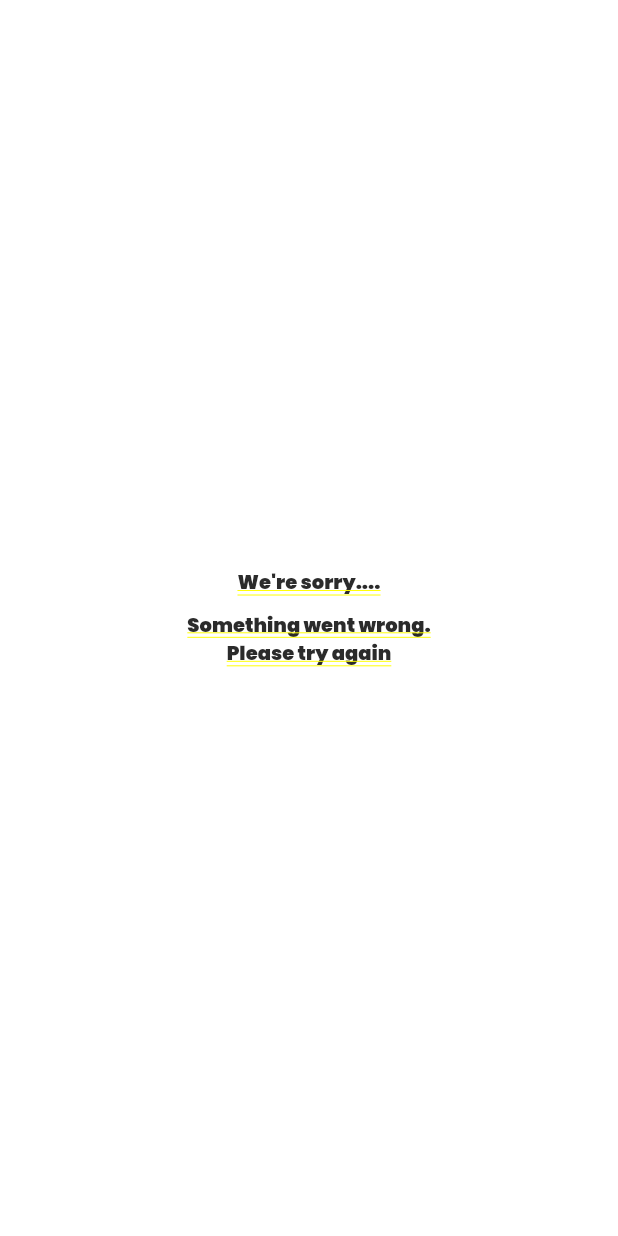
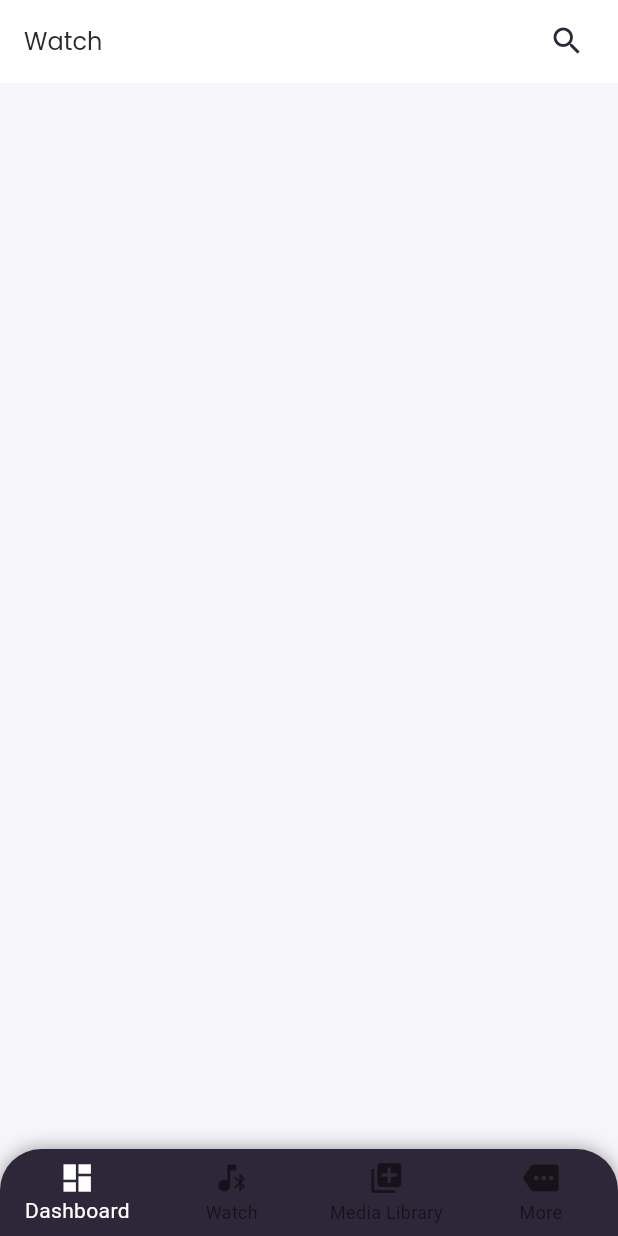
Before and after one commit to msamoeed/TMdb, a Flutter app: the screen it shows after launch, on a phone screen of 412 x 824 dp. Run offline on Flutter 3.47's test engine with Material 3 defaults, Android fonts, the phone set to English and light mode, and no system bars; our stand-ins replace animated_theme_switcher, another_flushbar, clock, dio, equatable, flutter_custom_clippers and 14 more; missing offline and left inert: awesome_dio_interceptor, clip_shadowx, dio_cache_interceptor, dio_cache_interceptor_hive_store, sentry_dio; accounts and stored records are empty; generated files the repository leaves out were written again; project files that could hold a hidden picture were left out.

Commit message:
search functionality added
1. UI modified to add size changes.
2. added animatedSwitcher to transaction between various states

```diff
--- a/lib/main.dart
+++ b/lib/main.dart
@@ -4,7 +4,8 @@ import 'package:flutter/material.dart';
 import 'package:flutter_localizations/flutter_localizations.dart';
 import 'package:flutter_riverpod/flutter_riverpod.dart';
 import 'package:flutter_screenutil/flutter_screenutil.dart';
-import 'package:flutterapp/views/error_screen/error_screen_view.dart';
+import 'package:flutterapp/views/bottom_bar/bottom_bar_view.dart';
+import 'package:flutterapp/views/movie_screen/movie_screen_view.dart';
 import 'package:get_storage/get_storage.dart';
 import 'package:stacked_services/stacked_services.dart';
 import 'boot_loader.dart';
@@ -52,6 +53,8 @@ class _MyAppState extends State<MyApp> {
         builder: (_, theme) {
           return ScreenUtilInit(
             designSize: Size(414, 896),
+               splitScreenMode: true,
+                 minTextAdapt: true,
             builder: (context, child) => GestureDetector(
               behavior: HitTestBehavior.translucent,
               onTap: () {
@@ -98,7 +101,7 @@ class _MyAppState extends State<MyApp> {
                   },
 
 
-                  home: ErrorScreenView(),
+                  home: BottomBarView(),
                 ),
               ),
 
--- a/lib/src/helpers/constants/app_colors.dart
+++ b/lib/src/helpers/constants/app_colors.dart
@@ -36,7 +36,7 @@ class AppColors {
       Color.fromRGBO(158, 158, 158, 1);
 
   /// The main color used for theming the app.
-  static const Color primaryColor = Colors.black;
+  static const Color primaryColor = Color(0xFF2E2739);
 
   //The error color used for error messages.
   static const Color errorColor = Color(0xFFd45050);
@@ -54,11 +54,11 @@ class AppColors {
 
   /// The light greyish color used for background surfaces
   /// of the app like behind scrolling screens or scaffolds etc.
-  static const Color lightBackgroundColor =  Color(0xfff2f2f2);
+  static const Color lightBackgroundColor =  Color(0xFFF6F6Fa);
 
   /// The darker greyish color used for background surfaces
   /// of the app like behind scrolling screens or scaffolds etc.
-  static const Color backgroundColor = Colors.white;
+  static const Color backgroundColor = Color(0xFFF6F6FA);
 
   static const Color darkBackgroundColor = Color(0xff242424);
 
@@ -67,7 +67,7 @@ class AppColors {
   static const Color surfaceColor = Color.fromARGB(255, 253, 253, 253);
 
   /// The light greyish color used for filling fields of the app.
-  static const Color fieldFillColor = Color.fromARGB(255, 235, 235, 235);
+  static const Color fieldFillColor = Color(0xFFEAE9EB);
 
   /// The color value for red color in the app.
   static const Color redColor = Color(0xFFed0000);
@@ -86,6 +86,7 @@ class AppColors {
 
   /// The color value for light grey borders in the app.
   static const Color lightOutlineColor = Color.fromARGB(255, 224, 224, 224);
+
 
   /// The red [LinearGradient] for buttons in the app.
   static Gradient buttonGradientRed = LinearGradient(
--- /dev/null
+++ b/lib/src/helpers/constants/app_durations.dart
@@ -0,0 +1,13 @@
+import 'package:flutter/foundation.dart';
+
+/// A utility class that holds constants for assets strings.
+/// This class has no constructor and all variables are `static`.
+@immutable
+class AppDurations {
+  const AppDurations._();
+
+  //Icons
+
+  static const Duration animatedSwitcher = Duration(milliseconds: 600);
+
+}
--- a/lib/src/helpers/constants/app_themes.dart
+++ b/lib/src/helpers/constants/app_themes.dart
@@ -1,4 +1,5 @@
 import 'package:flutter/material.dart';
+import 'package:flutter_screenutil/flutter_screenutil.dart';
 
 // Helpers
 import 'app_colors.dart';
--- a/lib/src/helpers/constants/app_typography.dart
+++ b/lib/src/helpers/constants/app_typography.dart
@@ -60,6 +60,11 @@ class     AppTypography {
       color: AppColors.textBlackColor,
       fontSize: 13,
     ),
+     label16: _poppins.copyWith(
+      color: AppColors.textBlackColor,
+      fontSize: 16,
+      fontWeight: FontWeight.normal
+    ),
     label12: _poppins.copyWith(
       color: AppColors.textBlackColor,
       fontSize: 12,
@@ -108,6 +113,10 @@ class     AppTypography {
       color: AppColors. textWhiteColor,
       fontSize: 13,
     ),
+    label16: _poppins.copyWith(
+      color: AppColors. textWhiteColor,
+      fontSize: 16,
+    ),
     label12: _poppins.copyWith(
       color: AppColors. textWhiteColor,
       fontSize: 12,
@@ -116,6 +125,7 @@ class     AppTypography {
       color: AppColors. textWhiteColor,
       fontSize: 11,
     ),
+
   );
 
   /// The secondary [_FontStyle] used for lower level typography in the app.
@@ -140,6 +150,7 @@ class _FontStyle {
   final TextStyle subtitle13;
   final TextStyle label12;
   final TextStyle label11;
+  final TextStyle label16;
 
   const _FontStyle({
     required this.fontFamily,
@@ -152,6 +163,7 @@ class _FontStyle {
     required this.body14,
     required this.subtitle13,
     required this.label12,
+    required this.label16,
     required this.label11,
   });
 
@@ -168,6 +180,7 @@ class _FontStyle {
       subtitle13: textTheme.bodySmall!,
       label12: textTheme.labelLarge!,
       label11: textTheme.labelSmall!,
+      label16: textTheme.labelMedium!
     );
   }
 
@@ -189,7 +202,7 @@ class _FontStyle {
       bodyMedium: body16,
       bodySmall: body14,
       labelLarge: label12,
-      labelMedium: label12,
+      labelMedium: label16,
       labelSmall: label11,
     );
   }
--- /dev/null
+++ b/lib/views/bottom_bar/bottom_bar_view.dart
@@ -0,0 +1,80 @@
+import 'package:flutter/material.dart';
+import 'package:flutter_screenutil/flutter_screenutil.dart';
+import 'package:stacked/stacked.dart';
+import 'package:stylish_bottom_bar/stylish_bottom_bar.dart';
+import '../../src/helpers/constants/app_colors.dart';
+import 'bottom_bar_view_model.dart';
+
+class BottomBarView extends StatelessWidget {
+  @override
+  Widget build(BuildContext context) {
+    return ViewModelBuilder<BottomBarViewModel>.reactive(
+      builder: (BuildContext context, BottomBarViewModel viewModel, Widget? _) {
+        return Scaffold(
+          body: viewModel.getViewForIndex(viewModel.currentIndex),
+          bottomNavigationBar: Container(
+            decoration: BoxDecoration(
+              borderRadius: BorderRadius.only(
+                  topRight: Radius.circular(30.r),
+                  topLeft: Radius.circular(30.r)),
+              boxShadow: [
+                BoxShadow(
+                    color: Colors.black38, spreadRadius: 0, blurRadius: 10),
+              ],
+            ),
+            child: ClipRRect(
+              borderRadius: BorderRadius.only(
+                topRight: Radius.circular(30.r),
+                topLeft: Radius.circular(30.r),
+              ),
+              child: BottomNavigationBar(
+                onTap: (val) => viewModel.setIndex(val),
+                type: BottomNavigationBarType.fixed,
+                //add background color
+                backgroundColor: AppColors.primaryColor,
+                items: const <BottomNavigationBarItem>[
+                  BottomNavigationBarItem(
+                    icon: Icon(
+                      Icons.dashboard,
+
+                    ),
+                    label: 'Dashboard',
+                  ),
+                  BottomNavigationBarItem(
+                    icon: Icon(Icons.media_bluetooth_on),
+                    label: 'Watch',
+                  ),
+                  BottomNavigationBarItem(
+                    icon: Icon(Icons.library_add),
+                    label: 'Media Library',
+                  ),
+                   BottomNavigationBarItem(
+                    icon: Icon(Icons.more),
+                    label: 'More',
+                  ),
+                ],
+                currentIndex: viewModel.currentIndex,
+                selectedItemColor: Colors.white,
+              ),
+            ),
+          ),
+        );
+        // );
+      },
+      viewModelBuilder: () => BottomBarViewModel(),
+    );
+  }
+}
+
+class ThemeAwareText extends StatelessWidget {
+  final String text;
+  const ThemeAwareText(this.text, {Key? key}) : super(key: key);
+
+  @override
+  Widget build(BuildContext context) {
+    return Text(text,
+        style: TextStyle(
+          color: Theme.of(context).textTheme.bodySmall?.color,
+        ));
+  }
+}
--- /dev/null
+++ b/lib/views/bottom_bar/bottom_bar_view_model.dart
@@ -0,0 +1,28 @@
+import 'package:flutterapp/core/logger.dart';
+import 'package:flutterapp/views/movie_screen/movie_screen_view.dart';
+import 'package:logger/logger.dart';
+import 'package:stacked/stacked.dart';
+
+class BottomBarViewModel extends IndexTrackingViewModel {
+  Logger? log;
+
+  BottomBarViewModel() {
+    log = getLogger(this.runtimeType.toString());
+  }
+
+  getViewForIndex(int index) {
+    if (index == 0) {
+      return MovieScreenView();
+    } else if (index == 1) {
+      return MovieScreenView();
+    } else if (index == 2) {
+      return MovieScreenView();
+    }
+     else if (index == 3) {
+      return MovieScreenView();
+    }
+     else {
+      return MovieScreenView();
+    }
+  }
+}
--- /dev/null
+++ b/lib/views/movie_screen/movie_screen_view.dart
@@ -0,0 +1,84 @@
+import 'package:flutter/material.dart';
+import 'package:flutter_screenutil/flutter_screenutil.dart';
+import 'package:flutterapp/src/helpers/constants/app_colors.dart';
+import 'package:flutterapp/src/helpers/constants/app_durations.dart';
+import 'package:flutterapp/src/helpers/constants/app_typography.dart';
+import 'package:stacked/stacked.dart';
+
+import '../../i18n/strings.g.dart';
+import 'movie_screen_view_model.dart';
+
+class MovieScreenView extends StatelessWidget {
+  @override
+  Widget build(BuildContext context) {
+    return ViewModelBuilder<MovieScreenViewModel>.reactive(
+      builder:
+          (BuildContext context, MovieScreenViewModel viewModel, Widget? _) {
+        return Scaffold(
+          backgroundColor: AppColors.backgroundColor,
+          appBar: PreferredSize(
+            preferredSize: Size(ScreenUtil().scaleWidth,
+                viewModel.isSearchBarOpened ? 80.h : 60.h),
+            child: AppBar(
+              centerTitle: false,
+              title: AnimatedSwitcher(
+                  duration: AppDurations.animatedSwitcher,
+                  //Transactioning between openSearchBar and cLosedOne
+                  child: !viewModel.isSearchBarOpened
+                      ? Text(t.movie_screen.watch,
+                          style: AppTypography.primary.label16)
+                      : Container(
+                          height: 52.h,
+                          width: 400.w,
+                          decoration: BoxDecoration(
+                            color: AppColors.fieldFillColor,
+                            borderRadius: BorderRadius.circular(33),
+                          ),
+                          child: Center(
+                            child: Padding(
+                              padding: EdgeInsets.symmetric(horizontal: 20.w),
+                              child: Row(
+                                mainAxisAlignment:
+                                    MainAxisAlignment.spaceBetween,
+                                children: [
+                                  Icon(Icons.search),
+                                  SizedBox(
+                                    width: 250.w,
+                                    child: TextField(
+                                      decoration: InputDecoration.collapsed(
+                                          hintText:t.movie_screen.searchHint),
+                                    ),
+                                  ),
+                                  IconButton(
+                                    icon: Icon(Icons.cancel_sharp),
+                                    onPressed: () {
+                                      viewModel.toggleSeachBar();
+                                    },
+                                  ),
+                                ],
+                              ),
+                            ),
+                          ),
+                        )),
+              backgroundColor: AppColors.textWhiteColor,
+              actions: [
+                !viewModel.isSearchBarOpened
+                    ? Padding(
+                        padding: EdgeInsets.only(right: 10.w),
+                        child: IconButton(
+                          icon: Icon(Icons.search),
+                          onPressed: () {
+                            viewModel.toggleSeachBar();
+                          },
+                        ),
+                      )
+                    : Container()
+              ],
+            ),
+          ),
+        );
+      },
+      viewModelBuilder: () => MovieScreenViewModel(),
+    );
+  }
+}
--- /dev/null
+++ b/lib/views/movie_screen/movie_screen_view_model.dart
@@ -0,0 +1,19 @@
+import 'package:logger/logger.dart';
+import 'package:stacked/stacked.dart';
+
+
+import '../../core/logger.dart';
+
+class MovieScreenViewModel extends BaseViewModel {
+  Logger? log;
+  bool isSearchBarOpened = false;
+  MovieScreenViewModel() {
+    this.log = getLogger(this.runtimeType.toString());
+  }
+
+  toggleSeachBar(){
+    isSearchBarOpened = !isSearchBarOpened;
+    notifyListeners();
+
+  }
+}
--- a/pubspec.yaml
+++ b/pubspec.yaml
@@ -3,7 +3,7 @@ description: A new Flutter project.
 publish_to: none
 version: 1.0.0+1
 environment:
-  sdk: '>=2.17.1 <3.0.0'
+  sdk: '>=3.0.0'
 dependencies:
   animated_theme_switcher: ^2.0.3
   another_flushbar: ^1.10.29
@@ -25,7 +25,7 @@ dependencies:
   flutter_custom_clippers: ^2.0.0
   flutter_isolate: ^2.0.2
   flutter_riverpod: ^2.3.2
-  flutter_screenutil: ^5.5.3+2
+  flutter_screenutil: ^5.9.0
   flutter_spinkit: ^5.1.0
   flutter_staggered_animations: ^1.0.0
   font_awesome_flutter: ^10.1.0
```
Also changed, not shown: lib/boot_loader.dart (+1 -19 lines), lib/i18n/translations.i18n.json (+4 -7 lines), lib/i18n/translations_ur.i18n.json (+7 -10 lines), lib/i18n/strings.g.dart, pubspec.lock, 3 other files.
